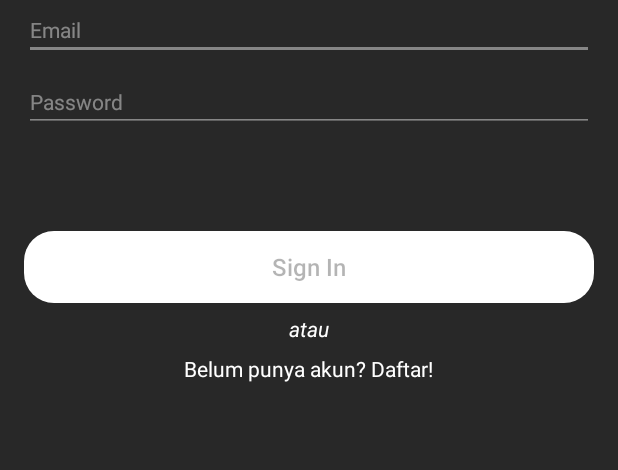
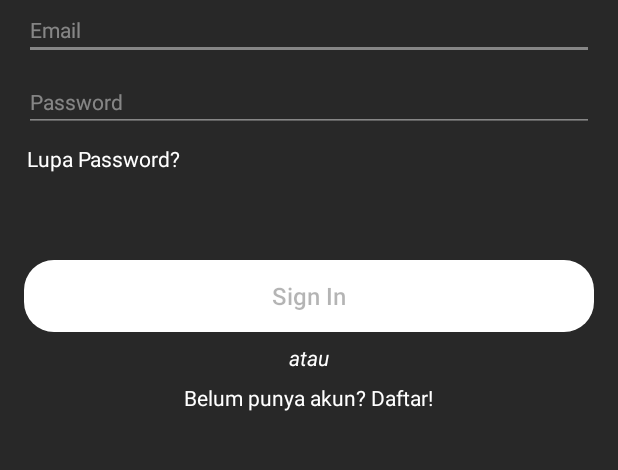
Before and after one commit to smkn5malang/smkcoding_etronik, an Android app: the screen it shows after launch (RegisterActivity), on a phone screen of 412 x 824 dp, the part 300-770 px from its top. Run offline under Robolectric (Android 15) with nearby library versions, the phone set to English and light mode, and no system bars; our stand-ins replace Firebase (no records; nobody signed in at launch, a user with empty details on screens opened directly).

Commit message:
frontend forgot password

```diff
--- a/app/build.gradle
+++ b/app/build.gradle
@@ -26,6 +26,7 @@ dependencies {
     implementation 'com.android.support:design:28.0.0'
     implementation 'com.android.support:multidex:1.0.3'
     implementation 'com.google.firebase:firebase-core:16.0.8'
+    implementation 'com.android.support:support-v4:28.0.0'
     testImplementation 'junit:junit:4.12'
     androidTestImplementation 'com.android.support.test:runner:1.0.2'
     androidTestImplementation 'com.android.support.test.espresso:espresso-core:3.0.2'
--- a/app/src/main/java/com/adlubagusi/e_tronik/SignInFragment.java
+++ b/app/src/main/java/com/adlubagusi/e_tronik/SignInFragment.java
@@ -42,7 +42,7 @@ public class SignInFragment extends Fragment {
         // Required empty public constructor
     }
 
-    private TextView register;
+    private TextView register, forgotPassword;
     private FrameLayout parentFrameLayout;
     private EditText email, password;
     private ImageButton closeBtn;
@@ -63,6 +63,7 @@ public class SignInFragment extends Fragment {
         progressBar = view.findViewById(R.id.progressBarSignIn);
         closeBtn = view.findViewById(R.id.closeBtn);
         signInBtn = view.findViewById(R.id.btn_sign_in);
+        forgotPassword = view.findViewById(R.id.forgot_password);
         firebaseAuth = FirebaseAuth.getInstance();
         return view;
     }
@@ -80,6 +81,12 @@ public class SignInFragment extends Fragment {
             @Override
             public void onClick(View v) {
                 mainIntent();
+            }
+        });
+        forgotPassword.setOnClickListener(new View.OnClickListener() {
+            @Override
+            public void onClick(View v) {
+                setFragment(new ForgetPasswordFragment());
             }
         });
         email.addTextChangedListener(new TextWatcher() {
--- a/app/src/main/java/com/adlubagusi/e_tronik/SplashActivity.java
+++ b/app/src/main/java/com/adlubagusi/e_tronik/SplashActivity.java
@@ -26,8 +26,8 @@ public class SplashActivity extends AppCompatActivity {
         super.onStart();
         FirebaseUser currentUser = firebaseAuth.getCurrentUser();
         if(currentUser == null){
-            Intent loginIntent = new Intent(this, RegisterActivity.class);
-            startActivity(loginIntent);
+            Intent registerIntent = new Intent(this, RegisterActivity.class);
+            startActivity(registerIntent);
             finish();
         }else{
             Intent mainIntent = new Intent(this, MainActivity.class);
--- /dev/null
+++ b/app/src/main/res/drawable/icon_lock.xml
@@ -0,0 +1,5 @@
+<vector android:height="144dp" android:tint="#FFFFFF"
+    android:viewportHeight="24.0" android:viewportWidth="24.0"
+    android:width="144dp" xmlns:android="http://schemas.android.com/apk/res/android">
+    <path android:fillColor="#FF000000" android:pathData="M12,17c1.1,0 2,-0.9 2,-2s-0.9,-2 -2,-2 -2,0.9 -2,2 0.9,2 2,2zM18,8h-1L17,6c0,-2.76 -2.24,-5 -5,-5S7,3.24 7,6v2L6,8c-1.1,0 -2,0.9 -2,2v10c0,1.1 0.9,2 2,2h12c1.1,0 2,-0.9 2,-2L20,10c0,-1.1 -0.9,-2 -2,-2zM8.9,6c0,-1.71 1.39,-3.1 3.1,-3.1s3.1,1.39 3.1,3.1v2L8.9,8L8.9,6zM18,20L6,20L6,10h12v10z"/>
+</vector>
--- a/app/src/main/res/layout/fragment_sign_in.xml
+++ b/app/src/main/res/layout/fragment_sign_in.xml
@@ -12,7 +12,9 @@
         android:layout_height="match_parent"
         android:orientation="vertical">
 
-        <ImageView
+        <ImageButton
+            android:background="#282828"
+            android:id="@+id/closeBtn"
             android:layout_width="wrap_content"
             android:layout_height="wrap_content"
             android:layout_gravity="right"
@@ -59,6 +61,13 @@
             android:textColor="#fff"
             android:backgroundTint="#70ffffff"
             android:inputType="textPassword"/>
+        <TextView
+            android:id="@+id/forgot_password"
+            android:layout_width="wrap_content"
+            android:layout_height="wrap_content"
+            android:layout_marginLeft="18dp"
+            android:text="Lupa Password?"
+            android:textColor="#fff"/>
         <ProgressBar
             android:id="@+id/progressBarSignIn"
             style="?android:attr/progressBarStyle"
```
Also changed, not shown: app/src/main/java/com/adlubagusi/e_tronik/ForgetPasswordFragment.java (added, +31 -0 lines), app/src/main/res/layout/fragment_forget_password.xml (added, +81 -0 lines).
